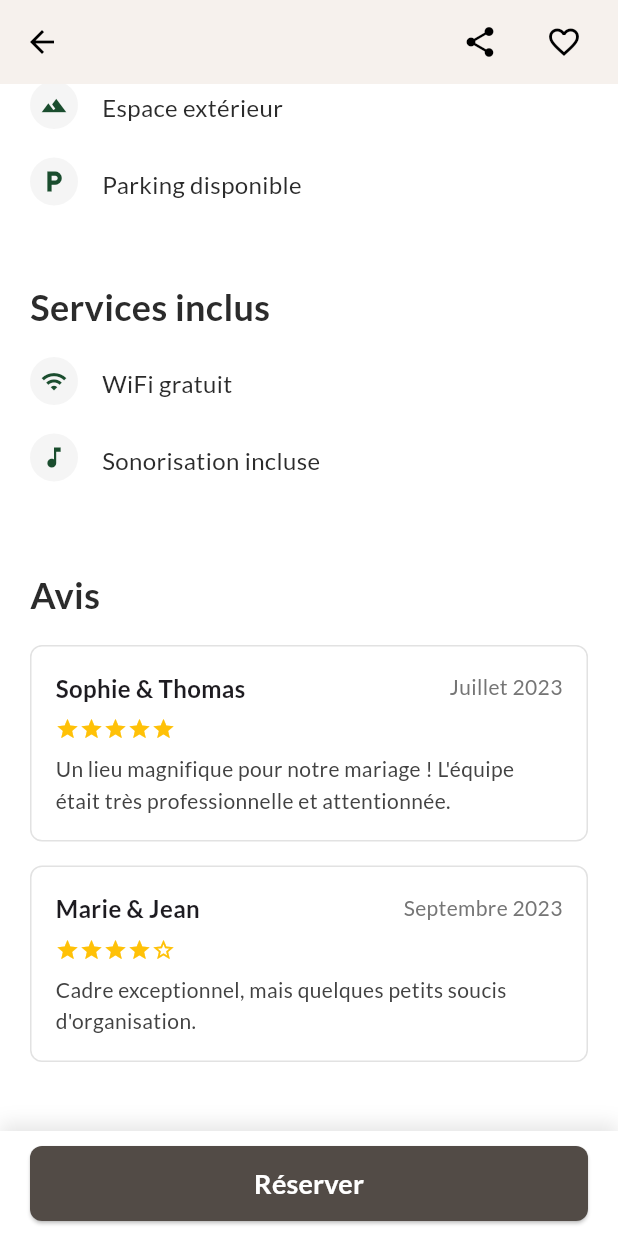
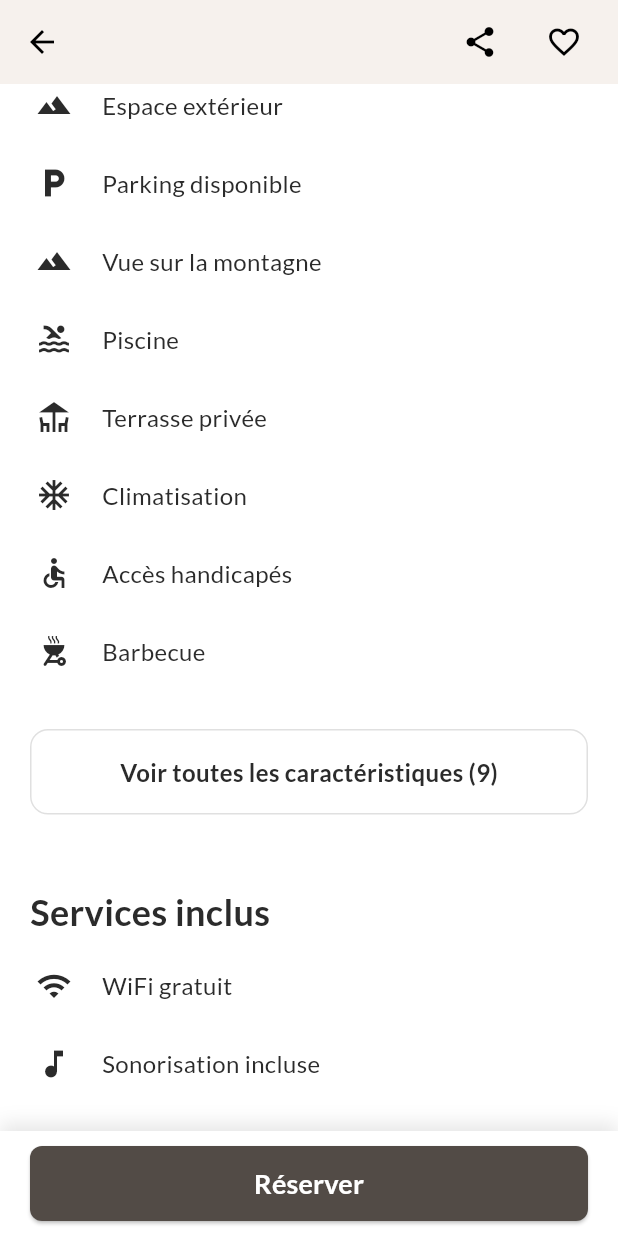
Before and after one commit to Nicocoooooo/Mariable, a Flutter app: the PrestaireDetailScreen screen opened directly with empty values, scrolled down 840 dp, on a phone screen of 412 x 824 dp. Run offline on Flutter 3.47's test engine with Material 3 defaults, Android fonts, the phone set to English and light mode, and no system bars; our stand-ins replace cached_network_image, equatable, go_router, google_fonts, logger, supabase_flutter; accounts and stored records are empty; network calls fail.

Commit message:
caracteristique et service presque presque parfait

```diff
--- a/lib/DetailsScreen/PrestaireDetailScreen.dart
+++ b/lib/DetailsScreen/PrestaireDetailScreen.dart
@@ -568,29 +568,23 @@ class _PrestaireDetailScreenState extends State<PrestaireDetailScreen> {
       ),
     );
   }
-
 // Fonction principale pour construire les caractéristiques et services
 Widget _buildFeaturesAndServices() {
   // Variables pour les caractéristiques principales et services
   final Map<String, IconData> features = {};
   final Map<String, IconData> services = {};
 
-  // Ajouter quelques logs pour déboguer
-  print("Données prestataire pour caractéristiques: ${widget.prestataire}");
-
-  // Vérifier si le prestataire a des données de lieux
+  // Récupérer les données de lieux depuis le prestataire
   if (widget.prestataire.containsKey('lieux')) {
     var lieuxData = widget.prestataire['lieux'];
 
     // Si c'est une liste, extraire le premier élément
     if (lieuxData is List && lieuxData.isNotEmpty) {
       final lieu = lieuxData[0];
-      print("Données de lieu trouvées: $lieu");
 
       // Parcourir les propriétés du lieu
       if (lieu is Map<String, dynamic>) {
         lieu.forEach((key, value) {
-          print("Traitement propriété: $key = $value");
           // Ajouter à features ou services uniquement si la valeur est true
           if (value == true) {
             _addFeatureOrService(key, features, services);
@@ -600,33 +594,34 @@ Widget _buildFeaturesAndServices() {
     }
     // Si c'est directement un objet Map
     else if (lieuxData is Map<String, dynamic>) {
-      print("Données de lieu (objet direct): $lieuxData");
       lieuxData.forEach((key, value) {
-        print("Traitement propriété: $key = $value");
         if (value == true) {
           _addFeatureOrService(key, features, services);
         }
       });
     }
-  } else {
-    print("Aucune donnée de lieux trouvée dans le prestataire");
   }
 
   // Si aucune caractéristique n'est trouvée, ajouter quelques exemples par défaut
   if (features.isEmpty && services.isEmpty) {
-    print("Aucune caractéristique ou service trouvé, ajout de valeurs par défaut");
-
     // Ajouter quelques caractéristiques par défaut
     features['Espace extérieur'] = Icons.terrain;
     features['Parking disponible'] = Icons.local_parking;
+    features['Vue sur la montagne'] = Icons.landscape;
+    features['Piscine'] = Icons.pool;
+    features['Terrasse privée'] = Icons.deck;
+    features['Climatisation'] = Icons.ac_unit;
+    features['Accès handicapés'] = Icons.accessible;
+    features['Barbecue'] = Icons.outdoor_grill;
+    features['Jardin'] = Icons.park;
 
     // Ajouter quelques services par défaut
     services['WiFi gratuit'] = Icons.wifi;
     services['Sonorisation incluse'] = Icons.music_note;
+    services['Service voiturier'] = Icons.directions_car;
+    services['Traiteur sur place'] = Icons.restaurant;
+    services['Vestiaire'] = Icons.checkroom;
   }
-
-  print("Caractéristiques trouvées: ${features.length}");
-  print("Services trouvés: ${services.length}");
 
   // Retourner la structure UI
   return Column(
@@ -644,10 +639,37 @@ Widget _buildFeaturesAndServices() {
         ),
         const SizedBox(height: 16),
 
-        // Afficher toutes les caractéristiques
-        ...features.entries.map((entry) =>
+        // Limiter l'affichage à 8 caractéristiques maximum initialement
+        ...features.entries.take(8).map((entry) =>
           _buildFeatureItem(icon: entry.value, text: entry.key)
         ).toList(),
+
+        // Bouton "Voir plus" si plus de 8 caractéristiques
+        if (features.length > 8)
+          Padding(
+            padding: const EdgeInsets.symmetric(vertical: 16.0),
+            child: InkWell(
+              onTap: () => _showAllFeatures(features, 'Toutes les caractéristiques (${features.length})'),
+              child: Container(
+                padding: const EdgeInsets.symmetric(vertical: 16),
+                decoration: BoxDecoration(
+                  border: Border.all(color: Colors.grey[300]!),
+                  borderRadius: BorderRadius.circular(12),
+                ),
+                width: double.infinity,
+                child: Center(
+                  child: Text(
+                    'Voir toutes les caractéristiques (${features.length})',
+                    style: const TextStyle(
+                      fontSize: 16,
+                      fontWeight: FontWeight.w600,
+                      color: Color(0xFF2B2B2B),
+                    ),
+                  ),
+                ),
+              ),
+            ),
+          ),
       ],
 
       const SizedBox(height: 32),
@@ -664,41 +686,62 @@ Widget _buildFeaturesAndServices() {
         ),
         const SizedBox(height: 16),
 
-        // Afficher tous les services
-        ...services.entries.map((entry) =>
+        // Limiter l'affichage à 8 services maximum initialement
+        ...services.entries.take(8).map((entry) =>
           _buildFeatureItem(icon: entry.value, text: entry.key)
         ).toList(),
+
+        // Bouton "Voir plus" si plus de 8 services
+        if (services.length > 8)
+          Padding(
+            padding: const EdgeInsets.symmetric(vertical: 16.0),
+            child: InkWell(
+              onTap: () => _showAllFeatures(services, 'Tous les services inclus (${services.length})'),
+              child: Container(
+                padding: const EdgeInsets.symmetric(vertical: 16),
+                decoration: BoxDecoration(
+                  border: Border.all(color: Colors.grey[300]!),
+                  borderRadius: BorderRadius.circular(12),
+                ),
+                width: double.infinity,
+                child: Center(
+                  child: Text(
+                    'Voir tous les services inclus (${services.length})',
+                    style: const TextStyle(
+                      fontSize: 16,
+                      fontWeight: FontWeight.w600,
+                      color: Color(0xFF2B2B2B),
+                    ),
+                  ),
+                ),
+              ),
+            ),
+          ),
       ],
     ],
   );
 }
 
+
 // Widget pour afficher un item de caractéristique (style Airbnb)
 Widget _buildFeatureItem({required IconData icon, required String text}) {
   return Padding(
-    padding: const EdgeInsets.only(bottom: 16),
+    padding: const EdgeInsets.only(bottom: 20),
     child: Row(
-      crossAxisAlignment: CrossAxisAlignment.start,
+      crossAxisAlignment: CrossAxisAlignment.center,
       children: [
         Container(
           width: 32,
           height: 32,
           margin: const EdgeInsets.only(right: 16),
-          decoration: BoxDecoration(
-            color: const Color(0xFFF5F5F5),
-            borderRadius: BorderRadius.circular(16),
-          ),
-          child: Icon(icon, size: 18, color: const Color(0xFF1A4D2E)),
+          child: Icon(icon, size: 24, color: const Color(0xFF2B2B2B)),
         ),
         Expanded(
-          child: Padding(
-            padding: const EdgeInsets.symmetric(vertical: 6),
           child: Text(
             text,
             style: const TextStyle(
               fontSize: 16,
               color: Color(0xFF2B2B2B),
-              ),
             ),
           ),
         ),
@@ -708,7 +751,7 @@ Widget _buildFeatureItem({required IconData icon, required String text}) {
 }
 
  // Méthode pour afficher toutes les caractéristiques dans une nouvelle vue
-  void _showAllFeatures(Map<String, IconData> features, String title) {
+void _showAllFeatures(Map<String, IconData> items, String title) {
   showModalBottomSheet(
     context: context,
     isScrollControlled: true,
@@ -718,7 +761,7 @@ Widget _buildFeatureItem({required IconData icon, required String text}) {
     ),
     builder: (context) {
       return DraggableScrollableSheet(
-          initialChildSize: 0.9,
+        initialChildSize: 0.7,
         minChildSize: 0.5,
         maxChildSize: 0.95,
         expand: false,
@@ -726,15 +769,25 @@ Widget _buildFeatureItem({required IconData icon, required String text}) {
           return Column(
             children: [
               // Header avec titre et bouton fermer
-                Padding(
-                  padding: const EdgeInsets.fromLTRB(24, 16, 16, 0),
+              Container(
+                padding: const EdgeInsets.fromLTRB(20, 20, 20, 10),
+                decoration: BoxDecoration(
+                  color: Colors.white,
+                  boxShadow: [
+                    BoxShadow(
+                      color: Colors.black.withOpacity(0.05),
+                      blurRadius: 4,
+                      offset: const Offset(0, 2),
+                    ),
+                  ],
+                ),
                 child: Row(
                   mainAxisAlignment: MainAxisAlignment.spaceBetween,
                   children: [
                     Text(
                       title.split(' (')[0], // Prendre uniquement la partie nom sans le nombre
                       style: const TextStyle(
-                          fontSize: 24,
+                        fontSize: 20,
                         fontWeight: FontWeight.bold,
                       ),
                     ),
@@ -748,12 +801,14 @@ Widget _buildFeatureItem({required IconData icon, required String text}) {
 
               // Liste des caractéristiques
               Expanded(
-                  child: ListView(
+                child: ListView.builder(
                   controller: scrollController,
-                    padding: const EdgeInsets.all(24),
-                    children: features.entries.map((entry) =>
-                      _buildFeatureItem(icon: entry.value, text: entry.key)
-                    ).toList(),
+                  padding: const EdgeInsets.all(20),
+                  itemCount: items.length,
+                  itemBuilder: (context, index) {
+                    final entry = items.entries.elementAt(index);
+                    return _buildFeatureItem(icon: entry.value, text: entry.key);
+                  },
                 ),
               ),
             ],
```
Lines whose indentation alone changed are shown as unchanged.
